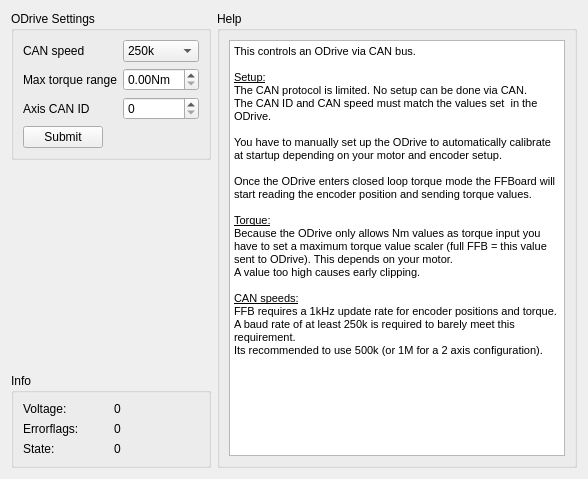
Above: res/odrive.ui from Ultrawipf/OpenFFBoard-configurator before the change. Below: the same form after it.
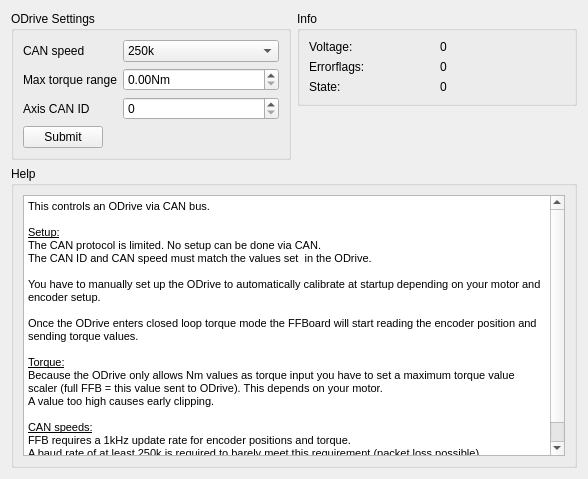
That is the form after the change.

Commit message: odrive UI layout

```diff
--- a/res/odrive.ui
+++ b/res/odrive.ui
@@ -14,11 +14,11 @@
    <string>Form</string>
   </property>
   <layout class="QGridLayout" name="gridLayout">
-   <item row="2" column="0">
+   <item row="0" column="1">
     <widget class="QGroupBox" name="groupBox_2">
      <property name="sizePolicy">
       <sizepolicy hsizetype="Preferred" vsizetype="Preferred">
-       <horstretch>0</horstretch>
+       <horstretch>2</horstretch>
        <verstretch>0</verstretch>
       </sizepolicy>
      </property>
@@ -71,7 +71,76 @@
      </layout>
     </widget>
    </item>
-   <item row="0" column="0">
+   <item row="4" column="0" colspan="2">
+    <widget class="QGroupBox" name="groupBox_3">
+     <property name="sizePolicy">
+      <sizepolicy hsizetype="Preferred" vsizetype="Preferred">
+       <horstretch>2</horstretch>
+       <verstretch>1</verstretch>
+      </sizepolicy>
+     </property>
+     <property name="title">
+      <string>Help</string>
+     </property>
+     <layout class="QVBoxLayout" name="verticalLayout">
+      <item>
+       <widget class="QTextBrowser" name="textBrowser">
+        <property name="html">
+         <string>&lt;!DOCTYPE HTML PUBLIC &quot;-//W3C//DTD HTML 4.0//EN&quot; &quot;http://www.w3.org/TR/REC-html40/strict.dtd&quot;&gt;
+&lt;html&gt;&lt;head&gt;&lt;meta name=&quot;qrichtext&quot; content=&quot;1&quot; /&gt;&lt;style type=&quot;text/css&quot;&gt;
+p, li { white-space: pre-wrap; }
+&lt;/style&gt;&lt;/head&gt;&lt;body style=&quot; font-family:'MS Shell Dlg 2'; font-size:8.25pt; font-weight:400; font-style:normal;&quot;&gt;
+&lt;p style=&quot; margin-top:0px; margin-bottom:0px; margin-left:0px; margin-right:0px; -qt-block-indent:0; text-indent:0px;&quot;&gt;This controls an ODrive via CAN bus.&lt;/p&gt;
+&lt;p style=&quot;-qt-paragraph-type:empty; margin-top:0px; margin-bottom:0px; margin-left:0px; margin-right:0px; -qt-block-indent:0; text-indent:0px;&quot;&gt;&lt;br /&gt;&lt;/p&gt;
+&lt;p style=&quot; margin-top:0px; margin-bottom:0px; margin-left:0px; margin-right:0px; -qt-block-indent:0; text-indent:0px;&quot;&gt;&lt;span style=&quot; text-decoration: underline;&quot;&gt;Setup:&lt;/span&gt;&lt;/p&gt;
+&lt;p style=&quot; margin-top:0px; margin-bottom:0px; margin-left:0px; margin-right:0px; -qt-block-indent:0; text-indent:0px;&quot;&gt;The CAN protocol is limited. No setup can be done via CAN.&lt;/p&gt;
+&lt;p style=&quot; margin-top:0px; margin-bottom:0px; margin-left:0px; margin-right:0px; -qt-block-indent:0; text-indent:0px;&quot;&gt;The CAN ID and CAN speed must match the values set  in the ODrive.&lt;/p&gt;
+&lt;p style=&quot;-qt-paragraph-type:empty; margin-top:0px; margin-bottom:0px; margin-left:0px; margin-right:0px; -qt-block-indent:0; text-indent:0px;&quot;&gt;&lt;br /&gt;&lt;/p&gt;
+&lt;p style=&quot; margin-top:0px; margin-bottom:0px; margin-left:0px; margin-right:0px; -qt-block-indent:0; text-indent:0px;&quot;&gt;You have to manually set up the ODrive to automatically calibrate at startup depending on your motor and encoder setup.&lt;/p&gt;
+&lt;p style=&quot;-qt-paragraph-type:empty; margin-top:0px; margin-bottom:0px; margin-left:0px; margin-right:0px; -qt-block-indent:0; text-indent:0px;&quot;&gt;&lt;br /&gt;&lt;/p&gt;
+&lt;p style=&quot; margin-top:0px; margin-bottom:0px; margin-left:0px; margin-right:0px; -qt-block-indent:0; text-indent:0px;&quot;&gt;Once the ODrive enters closed loop torque mode the FFBoard will start reading the encoder position and sending torque values. &lt;/p&gt;
+&lt;p style=&quot;-qt-paragraph-type:empty; margin-top:0px; margin-bottom:0px; margin-left:0px; margin-right:0px; -qt-block-indent:0; text-indent:0px;&quot;&gt;&lt;br /&gt;&lt;/p&gt;
+&lt;p style=&quot; margin-top:0px; margin-bottom:0px; margin-left:0px; margin-right:0px; -qt-block-indent:0; text-indent:0px;&quot;&gt;&lt;span style=&quot; text-decoration: underline;&quot;&gt;Torque:&lt;/span&gt;&lt;/p&gt;
+&lt;p style=&quot; margin-top:0px; margin-bottom:0px; margin-left:0px; margin-right:0px; -qt-block-indent:0; text-indent:0px;&quot;&gt;Because the ODrive only allows Nm values as torque input you have to set a maximum torque value scaler (full FFB = this value sent to ODrive). This depends on your motor. &lt;/p&gt;
+&lt;p style=&quot; margin-top:0px; margin-bottom:0px; margin-left:0px; margin-right:0px; -qt-block-indent:0; text-indent:0px;&quot;&gt;A value too high causes early clipping.&lt;/p&gt;
+&lt;p style=&quot;-qt-paragraph-type:empty; margin-top:0px; margin-bottom:0px; margin-left:0px; margin-right:0px; -qt-block-indent:0; text-indent:0px;&quot;&gt;&lt;br /&gt;&lt;/p&gt;
+&lt;p style=&quot; margin-top:0px; margin-bottom:0px; margin-left:0px; margin-right:0px; -qt-block-indent:0; text-indent:0px;&quot;&gt;&lt;span style=&quot; text-decoration: underline;&quot;&gt;CAN speeds:&lt;/span&gt;&lt;/p&gt;
+&lt;p style=&quot; margin-top:0px; margin-bottom:0px; margin-left:0px; margin-right:0px; -qt-block-indent:0; text-indent:0px;&quot;&gt;FFB requires a 1kHz update rate for encoder positions and torque. &lt;/p&gt;
+&lt;p style=&quot; margin-top:0px; margin-bottom:0px; margin-left:0px; margin-right:0px; -qt-block-indent:0; text-indent:0px;&quot;&gt;A baud rate of at least 250k is required to barely meet this requirement (packet loss possible).&lt;/p&gt;
+&lt;p style=&quot; margin-top:0px; margin-bottom:0px; margin-left:0px; margin-right:0px; -qt-block-indent:0; text-indent:0px;&quot;&gt;Its recommended to use 500k (1 motor) or 1M (1 or 2 motors) if possible.&lt;/p&gt;&lt;/body&gt;&lt;/html&gt;</string>
+        </property>
+       </widget>
+      </item>
+     </layout>
+    </widget>
+   </item>
+   <item row="2" column="1">
+    <spacer name="verticalSpacer">
+     <property name="orientation">
+      <enum>Qt::Vertical</enum>
+     </property>
+     <property name="sizeHint" stdset="0">
+      <size>
+       <width>0</width>
+       <height>0</height>
+      </size>
+     </property>
+    </spacer>
+   </item>
+   <item row="1" column="1">
+    <spacer name="verticalSpacer_2">
+     <property name="orientation">
+      <enum>Qt::Vertical</enum>
+     </property>
+     <property name="sizeHint" stdset="0">
+      <size>
+       <width>20</width>
+       <height>40</height>
+      </size>
+     </property>
+    </spacer>
+   </item>
+   <item row="0" column="0" rowspan="2">
     <widget class="QGroupBox" name="groupBox">
      <property name="sizePolicy">
       <sizepolicy hsizetype="Preferred" vsizetype="Minimum">
@@ -156,62 +225,6 @@
      </layout>
     </widget>
    </item>
-   <item row="0" column="1" rowspan="3">
-    <widget class="QGroupBox" name="groupBox_3">
-     <property name="sizePolicy">
-      <sizepolicy hsizetype="Preferred" vsizetype="Preferred">
-       <horstretch>3</horstretch>
-       <verstretch>0</verstretch>
-      </sizepolicy>
-     </property>
-     <property name="title">
-      <string>Help</string>
-     </property>
-     <layout class="QVBoxLayout" name="verticalLayout">
-      <item>
-       <widget class="QTextBrowser" name="textBrowser">
-        <property name="html">
-         <string>&lt;!DOCTYPE HTML PUBLIC &quot;-//W3C//DTD HTML 4.0//EN&quot; &quot;http://www.w3.org/TR/REC-html40/strict.dtd&quot;&gt;
-&lt;html&gt;&lt;head&gt;&lt;meta name=&quot;qrichtext&quot; content=&quot;1&quot; /&gt;&lt;style type=&quot;text/css&quot;&gt;
-p, li { white-space: pre-wrap; }
-&lt;/style&gt;&lt;/head&gt;&lt;body style=&quot; font-family:'MS Shell Dlg 2'; font-size:8.25pt; font-weight:400; font-style:normal;&quot;&gt;
-&lt;p style=&quot; margin-top:0px; margin-bottom:0px; margin-left:0px; margin-right:0px; -qt-block-indent:0; text-indent:0px;&quot;&gt;This controls an ODrive via CAN bus.&lt;/p&gt;
-&lt;p style=&quot;-qt-paragraph-type:empty; margin-top:0px; margin-bottom:0px; margin-left:0px; margin-right:0px; -qt-block-indent:0; text-indent:0px;&quot;&gt;&lt;br /&gt;&lt;/p&gt;
-&lt;p style=&quot; margin-top:0px; margin-bottom:0px; margin-left:0px; margin-right:0px; -qt-block-indent:0; text-indent:0px;&quot;&gt;&lt;span style=&quot; text-decoration: underline;&quot;&gt;Setup:&lt;/span&gt;&lt;/p&gt;
-&lt;p style=&quot; margin-top:0px; margin-bottom:0px; margin-left:0px; margin-right:0px; -qt-block-indent:0; text-indent:0px;&quot;&gt;The CAN protocol is limited. No setup can be done via CAN.&lt;/p&gt;
-&lt;p style=&quot; margin-top:0px; margin-bottom:0px; margin-left:0px; margin-right:0px; -qt-block-indent:0; text-indent:0px;&quot;&gt;The CAN ID and CAN speed must match the values set  in the ODrive.&lt;/p&gt;
-&lt;p style=&quot;-qt-paragraph-type:empty; margin-top:0px; margin-bottom:0px; margin-left:0px; margin-right:0px; -qt-block-indent:0; text-indent:0px;&quot;&gt;&lt;br /&gt;&lt;/p&gt;
-&lt;p style=&quot; margin-top:0px; margin-bottom:0px; margin-left:0px; margin-right:0px; -qt-block-indent:0; text-indent:0px;&quot;&gt;You have to manually set up the ODrive to automatically calibrate at startup depending on your motor and encoder setup.&lt;/p&gt;
-&lt;p style=&quot;-qt-paragraph-type:empty; margin-top:0px; margin-bottom:0px; margin-left:0px; margin-right:0px; -qt-block-indent:0; text-indent:0px;&quot;&gt;&lt;br /&gt;&lt;/p&gt;
-&lt;p style=&quot; margin-top:0px; margin-bottom:0px; margin-left:0px; margin-right:0px; -qt-block-indent:0; text-indent:0px;&quot;&gt;Once the ODrive enters closed loop torque mode the FFBoard will start reading the encoder position and sending torque values. &lt;/p&gt;
-&lt;p style=&quot;-qt-paragraph-type:empty; margin-top:0px; margin-bottom:0px; margin-left:0px; margin-right:0px; -qt-block-indent:0; text-indent:0px;&quot;&gt;&lt;br /&gt;&lt;/p&gt;
-&lt;p style=&quot; margin-top:0px; margin-bottom:0px; margin-left:0px; margin-right:0px; -qt-block-indent:0; text-indent:0px;&quot;&gt;&lt;span style=&quot; text-decoration: underline;&quot;&gt;Torque:&lt;/span&gt;&lt;/p&gt;
-&lt;p style=&quot; margin-top:0px; margin-bottom:0px; margin-left:0px; margin-right:0px; -qt-block-indent:0; text-indent:0px;&quot;&gt;Because the ODrive only allows Nm values as torque input you have to set a maximum torque value scaler (full FFB = this value sent to ODrive). This depends on your motor. &lt;/p&gt;
-&lt;p style=&quot; margin-top:0px; margin-bottom:0px; margin-left:0px; margin-right:0px; -qt-block-indent:0; text-indent:0px;&quot;&gt;A value too high causes early clipping.&lt;/p&gt;
-&lt;p style=&quot;-qt-paragraph-type:empty; margin-top:0px; margin-bottom:0px; margin-left:0px; margin-right:0px; -qt-block-indent:0; text-indent:0px;&quot;&gt;&lt;br /&gt;&lt;/p&gt;
-&lt;p style=&quot; margin-top:0px; margin-bottom:0px; margin-left:0px; margin-right:0px; -qt-block-indent:0; text-indent:0px;&quot;&gt;&lt;span style=&quot; text-decoration: underline;&quot;&gt;CAN speeds:&lt;/span&gt;&lt;/p&gt;
-&lt;p style=&quot; margin-top:0px; margin-bottom:0px; margin-left:0px; margin-right:0px; -qt-block-indent:0; text-indent:0px;&quot;&gt;FFB requires a 1kHz update rate for encoder positions and torque. &lt;/p&gt;
-&lt;p style=&quot; margin-top:0px; margin-bottom:0px; margin-left:0px; margin-right:0px; -qt-block-indent:0; text-indent:0px;&quot;&gt;A baud rate of at least 250k is required to barely meet this requirement. &lt;/p&gt;
-&lt;p style=&quot; margin-top:0px; margin-bottom:0px; margin-left:0px; margin-right:0px; -qt-block-indent:0; text-indent:0px;&quot;&gt;Its recommended to use 500k (or 1M for a 2 axis configuration).&lt;/p&gt;&lt;/body&gt;&lt;/html&gt;</string>
-        </property>
-       </widget>
-      </item>
-     </layout>
-    </widget>
-   </item>
-   <item row="1" column="0">
-    <spacer name="verticalSpacer">
-     <property name="orientation">
-      <enum>Qt::Vertical</enum>
-     </property>
-     <property name="sizeHint" stdset="0">
-      <size>
-       <width>20</width>
-       <height>40</height>
-      </size>
-     </property>
-    </spacer>
-   </item>
   </layout>
  </widget>
  <resources/>
```
Left out of the diff: 20 changed lines with no effect on the pictures.
